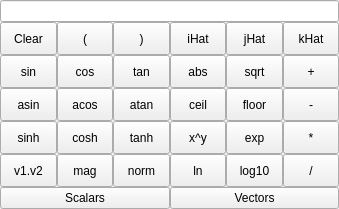
Old version of the form Qt/Components/Resources/UI/pqCalculatorWidget.ui in the repository Kitware/ParaView.
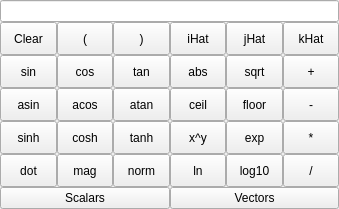
New version of the form. Custom widgets are drawn as their Qt base class.

What changed in the file:
```diff
--- a/Qt/Components/Resources/UI/pqCalculatorWidget.ui
+++ b/Qt/Components/Resources/UI/pqCalculatorWidget.ui
@@ -107,7 +107,7 @@
           <enum>Qt::NoFocus</enum>
          </property>
          <property name="text">
-          <string>v1.v2</string>
+          <string>dot</string>
          </property>
          <property name="autoRaise">
           <bool>false</bool>
```
Left out of the diff: 2 changed lines with no effect on the pictures.
